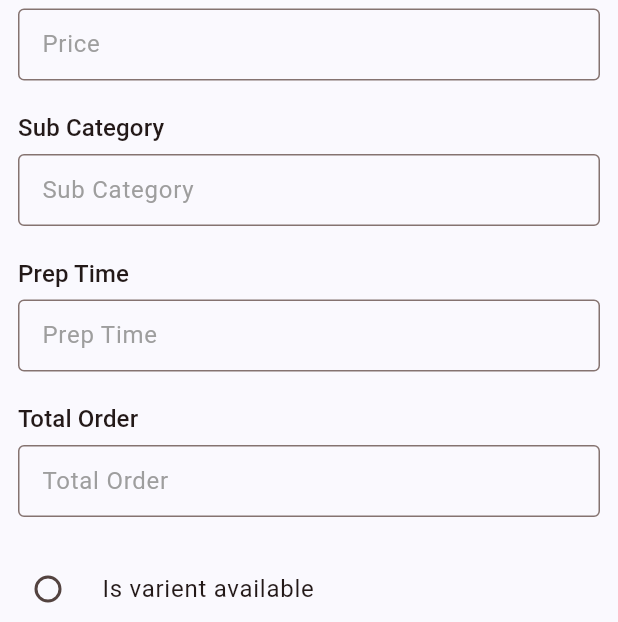
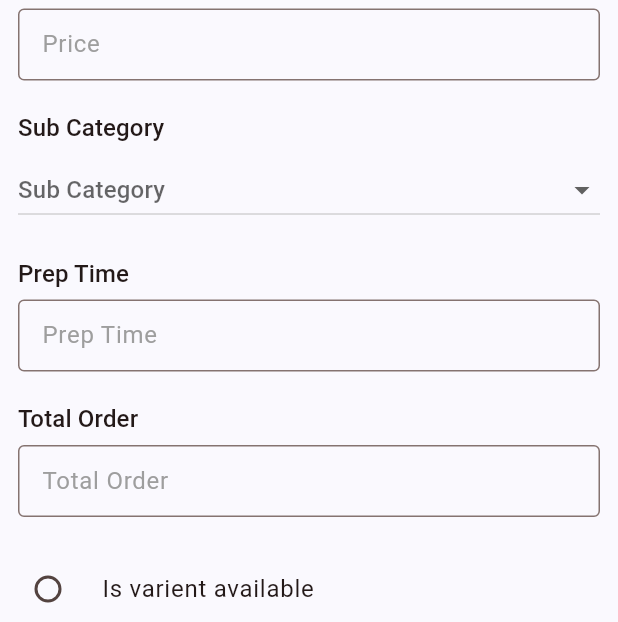
Before and after one commit to guptabinit/TeriyakiBowlAdminApp, a Flutter app: the AddItemScreen screen opened directly, on a phone screen of 412 x 824 dp, the part 614-1236 px from its top. Run offline on Flutter 3.47's test engine with Material 3 defaults, Android fonts, the light colour scheme and no system bars; our stand-ins replace cached_network_image, cloud_firestore, firebase_core, firebase_messaging, firebase_storage, flutter_local_notifications and 5 more; missing offline and left inert: flutter_background_service, flutter_background_service_android; accounts and stored records are empty.

Commit message:
Dropdown category

```diff
--- /dev/null
+++ b/lib/models/category.dart
@@ -0,0 +1,13 @@
+enum Category {
+  teriyaki('TERIYAKI'),
+  bento('BENTO'),
+  signatureRoll('SIGNATURE ROLLS'),
+  sushiRoll('SUSHI ROLLS'),
+  sidesSalads('SIDES & SALAD'),
+  beverages('BEVERAGES'),
+  lemonade('LEMONADE');
+
+  final String name;
+
+  const Category(this.name);
+}
--- a/lib/models/item.dart
+++ b/lib/models/item.dart
@@ -19,7 +19,7 @@ class Item with _$Item {
     @JsonKey(name: 'quantity') List<Quantity>? quantity,
     @JsonKey(name: 'removal_avail') bool? removalAvail,
     @JsonKey(name: 'removals') List<Removal?>? removals,
-    @JsonKey(name: 'total_order') int? totalOrder,
+    @JsonKey(name: 'total_order') num? totalOrder,
     @JsonKey(name: 'varient_avail') bool? varientAvail,
     @JsonKey(name: 'varients') List<Varient?>? varients,
   }) = _Item;
@@ -61,8 +61,8 @@ class Removal with _$Removal {
 @Freezed(copyWith: true)
 class Varient with _$Varient {
   const factory Varient({
-    @JsonKey(name: 'varient_name') String? varientName,
-    @JsonKey(name: 'varient_price') double? varientPrice,
+    @JsonKey(name: 'varientName') String? varientName,
+    @JsonKey(name: 'varientPrice') double? varientPrice,
   }) = _Varient;
 
   factory Varient.fromJson(Map<String, Object?> json) =>
--- a/lib/views/screens/add_item_screen.dart
+++ b/lib/views/screens/add_item_screen.dart
@@ -8,6 +8,7 @@ import 'package:get/get.dart';
 import 'package:image_picker/image_picker.dart';
 import 'package:teriyaki_bowl_admin_app/common/components/button.dart';
 import 'package:teriyaki_bowl_admin_app/common/widgets/text_field.dart';
+import 'package:teriyaki_bowl_admin_app/models/category.dart';
 import 'package:teriyaki_bowl_admin_app/models/item.dart';
 import 'package:teriyaki_bowl_admin_app/utils/colors.dart';
 import 'package:velocity_x/velocity_x.dart';
@@ -295,9 +296,23 @@ class _AddItemScreenState extends State<AddItemScreen> {
                     ),
               ),
               6.heightBox,
-              CustomTextField(
-                controller: subCategoryController,
-                labelText: 'Sub Category',
+              DropdownButton(
+                isExpanded: true,
+                value: subCategoryController.text,
+                items: Category.values
+                    .map(
+                      (e) => DropdownMenuItem(
+                        value: e.name,
+                        child: Text(e.name),
+                      ),
+                    )
+                    .toList(),
+                onChanged: (value) {
+                  if (value == null) return;
+                  subCategoryController.text = value;
+                  setState(() {});
+                },
+                hint: const Text('Sub Category'),
               ),
               20.heightBox,
               Text(
@@ -556,12 +571,6 @@ class DynamicVarientItem extends StatelessWidget {
 
   @override
   Widget build(BuildContext context) {
-    // final varientNameController = TextEditingController(
-    //   text: varient?.varientName ?? '',
-    // );
-    // final varientPriceController = TextEditingController(
-    //   text: '${varient?.varientPrice ?? ''}',
-    // );
     return Column(
       crossAxisAlignment: CrossAxisAlignment.stretch,
       children: [
@@ -808,13 +817,6 @@ class DynamicAddonItem extends StatelessWidget {
 
   @override
   Widget build(BuildContext context) {
-    // final addonNameController = TextEditingController(
-    //   text: addon?.addonName ?? '',
-    // );
-    // final addonPriceController = TextEditingController(
-    //   text: '${addon?.addonPrice ?? ''}',
-    // );
-
     return Column(
       crossAxisAlignment: CrossAxisAlignment.stretch,
       children: [
```
Also changed, not shown: lib/views/screens/edit_item_screen.dart (+22 -3 lines), lib/models/item.freezed.dart, lib/models/item.g.dart.
